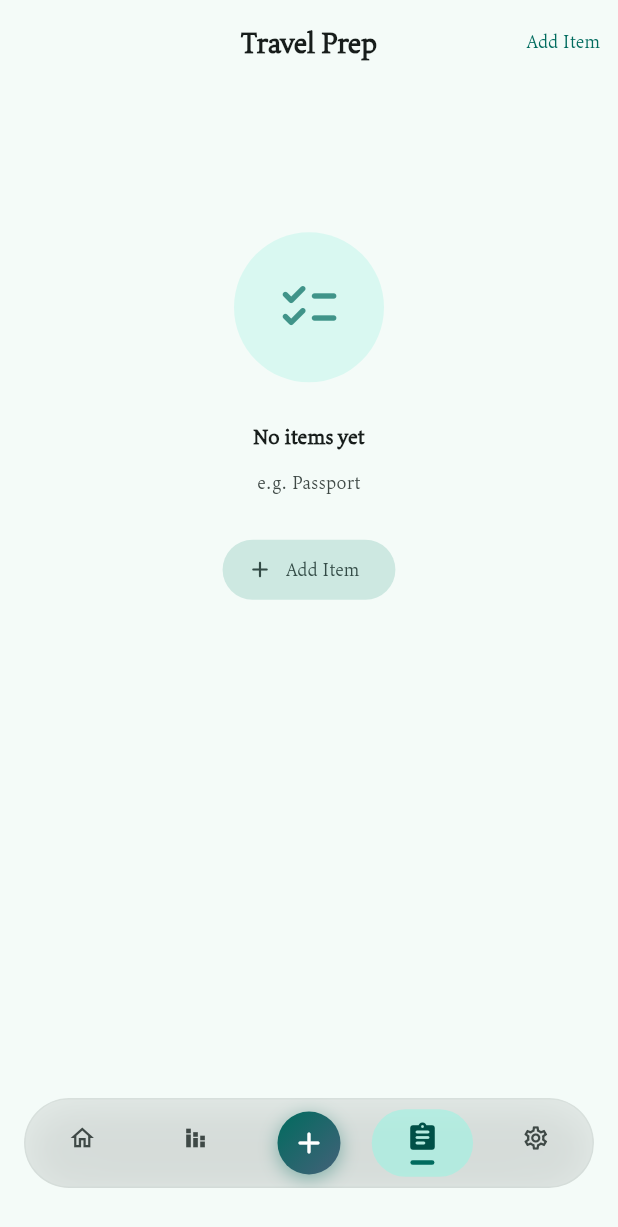
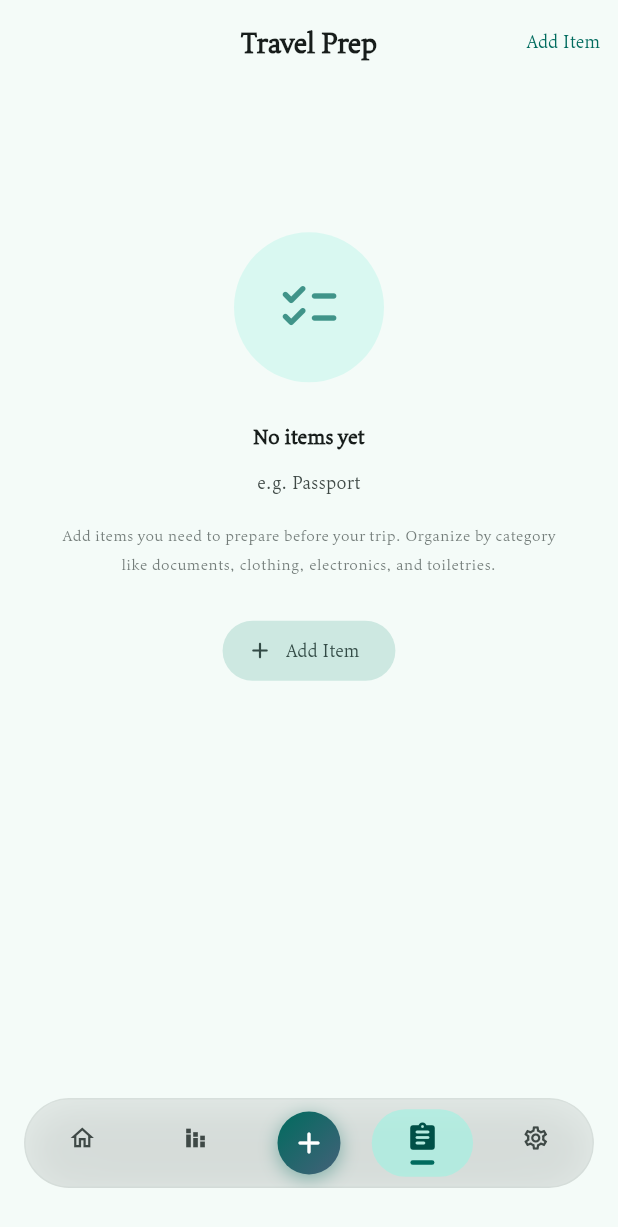
Before and after one commit to apollocked/Trip_recorder_app, a Flutter app: the TodoPage screen opened by its route, on a phone screen of 412 x 824 dp. Shown: the top 1227 px of the screen. Run offline on Flutter 3.47's test engine with Material 3 defaults, Android fonts, the phone set to English and light mode, and no system bars; our stand-ins replace fl_chart, flutter_dotenv, flutter_local_notifications, go_router, image_picker, permission_handler and 5 more; accounts and stored records are empty.

Commit message:
Update : the travel prep and the memory page

```diff
--- a/lib/core/l10n/app_ar.arb
+++ b/lib/core/l10n/app_ar.arb
@@ -216,6 +216,10 @@
   },
   "notificationPermissionTitle": "ابق على اطلاع",
   "notificationPermissionDescription": "نود إرسال تذكيرات لك حول رحلاتك القادمة حتى لا تفوّت أي رحلة.",
+  "labelYes": "نعم",
+  "labelNo": "لا",
+  "viewDetailsLabel": "عرض التفاصيل",
+  "prepDescription": "أضف العناصر التي تحتاج إلى تجهيزها قبل رحلتك. نظّم حسب الفئات مثل المستندات، الملابس، الإلكترونيات، ومستلزمات النظافة.",
   "goToSettings": "فتح الإعدادات",
   "editFormSemantics": "نموذج تعديل الرحلة",
   "addFormSemantics": "نموذج إضافة رحلة جديدة",
--- a/lib/core/l10n/app_en.arb
+++ b/lib/core/l10n/app_en.arb
@@ -211,6 +211,10 @@
   "notificationBody": "{tripTitle} is coming up!",
   "notificationPermissionTitle": "Stay Updated",
   "notificationPermissionDescription": "We'd like to send you reminders about your upcoming trips so you never miss a journey.",
+  "labelYes": "Yes",
+  "labelNo": "No",
+  "viewDetailsLabel": "View Details",
+  "prepDescription": "Add items you need to prepare before your trip. Organize by category like documents, clothing, electronics, and toiletries.",
   "goToSettings": "Open Settings",
   "@notificationBody": {
     "placeholders": {
--- a/lib/core/l10n/app_ku.arb
+++ b/lib/core/l10n/app_ku.arb
@@ -216,6 +216,10 @@
   },
   "notificationPermissionTitle": "به‌رده‌وام به‌",
   "notificationPermissionDescription": "دەمانەوێت بیریاری گەشتەکانی داهاتووت بۆ بنێرین بۆ ئەوەی هیچ گەشتێک لەدەست نەدەیت.",
+  "labelYes": "بەڵێ",
+  "labelNo": "نەخێر",
+  "viewDetailsLabel": "بینینی وردەکارییەکان",
+  "prepDescription": "ئەو شتانە زیاد بکە کە پێویستە بۆ گەشتەکەت ئامادەیان بکەیت. ڕێکبخە بەپێی پۆلەکان وەک بەڵگەنامەکان، جلوبەرگ، ئەلکترۆنیات، و خاوێنکاری.",
   "goToSettings": "کردنەوەی ڕێکخستنەکان",
   "editFormSemantics": "فۆرمی دەستکاریکردنی گەشت",
   "addFormSemantics": "فۆرمی زیادکردنی گەشتی نوێ",
--- a/lib/core/l10n/app_localizations.dart
+++ b/lib/core/l10n/app_localizations.dart
@@ -1150,6 +1150,30 @@ abstract class AppLocalizations {
   /// **'We\'d like to send you reminders about your upcoming trips so you never miss a journey.'**
   String get notificationPermissionDescription;
 
+  /// No description provided for @labelYes.
+  ///
+  /// In en, this message translates to:
+  /// **'Yes'**
+  String get labelYes;
+
+  /// No description provided for @labelNo.
+  ///
+  /// In en, this message translates to:
+  /// **'No'**
+  String get labelNo;
+
+  /// No description provided for @viewDetailsLabel.
+  ///
+  /// In en, this message translates to:
+  /// **'View Details'**
+  String get viewDetailsLabel;
+
+  /// No description provided for @prepDescription.
+  ///
+  /// In en, this message translates to:
+  /// **'Add items you need to prepare before your trip. Organize by category like documents, clothing, electronics, and toiletries.'**
+  String get prepDescription;
+
   /// No description provided for @goToSettings.
   ///
   /// In en, this message translates to:
--- a/lib/views/pages/memory_page.dart
+++ b/lib/views/pages/memory_page.dart
@@ -409,7 +409,7 @@ class _ExpandedTripCard extends StatelessWidget {
               const SizedBox(width: 8),
               _QuickStat(
                 icon: Icons.favorite_rounded,
-                value: trip.isLiked ? loc.yes : loc.no,
+                value: trip.isLiked ? loc.labelYes : loc.labelNo,
                 label: loc.favorites,
                 color: AppColors.favoriteActive,
                 colorScheme: colorScheme,
@@ -454,7 +454,7 @@ class _ExpandedTripCard extends StatelessWidget {
                 context,
                 MaterialPageRoute(builder: (_) => DetailsPage(tripId: trip.id)),
               ),
-              child: Text(loc.viewDetails),
+              child: Text(loc.viewDetailsLabel),
             ),
           ),
         ],
--- a/lib/views/pages/todo_page.dart
+++ b/lib/views/pages/todo_page.dart
@@ -235,7 +235,7 @@ class _TodoPageState extends State<TodoPage> {
                   icon: Icons.checklist_rounded,
                   title: l10n.noItemsYet,
                   subtitle: l10n.addItemHint,
-                  description: l10n.travelPrepDescription,
+                  description: l10n.prepDescription,
                   action: FilledButton.tonalIcon(
                     onPressed: _showAddDialog,
                     icon: const Icon(Icons.add_rounded, size: 18),
--- /dev/null
+++ b/test_write.txt
@@ -0,0 +1 @@
+hello world
```
Also changed, not shown: lib/core/l10n/app_localizations_ar.dart (+13 -4 lines), lib/core/l10n/app_localizations_en.dart (+13 -0 lines), lib/core/l10n/app_localizations_ku.dart (+13 -4 lines).
